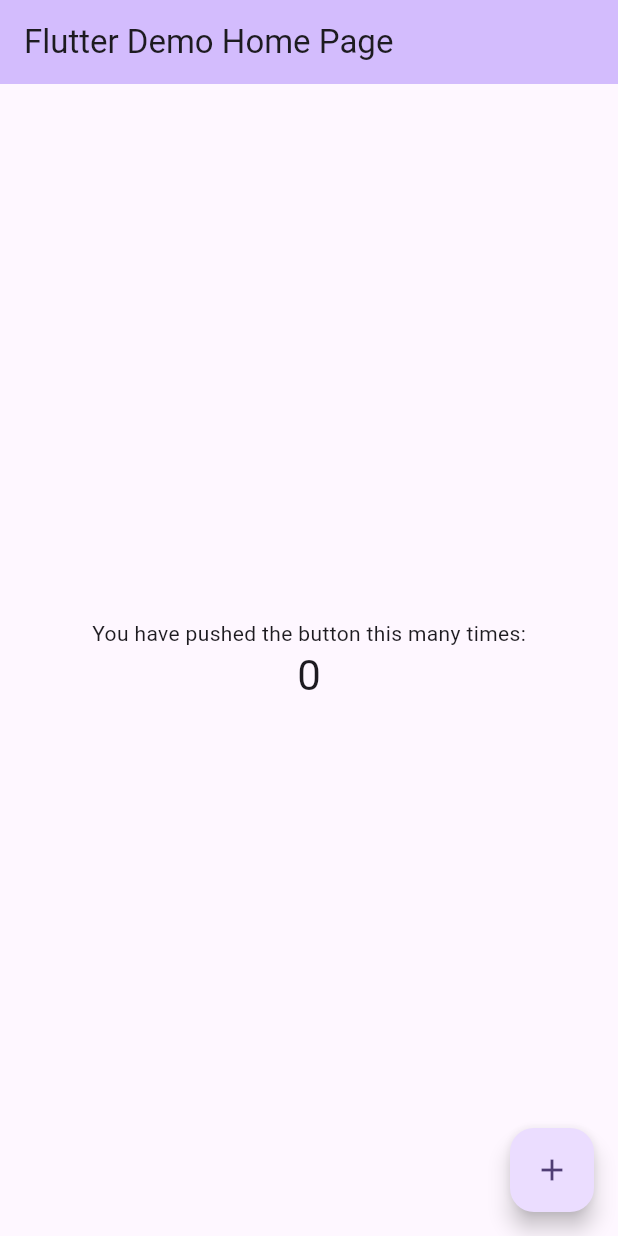
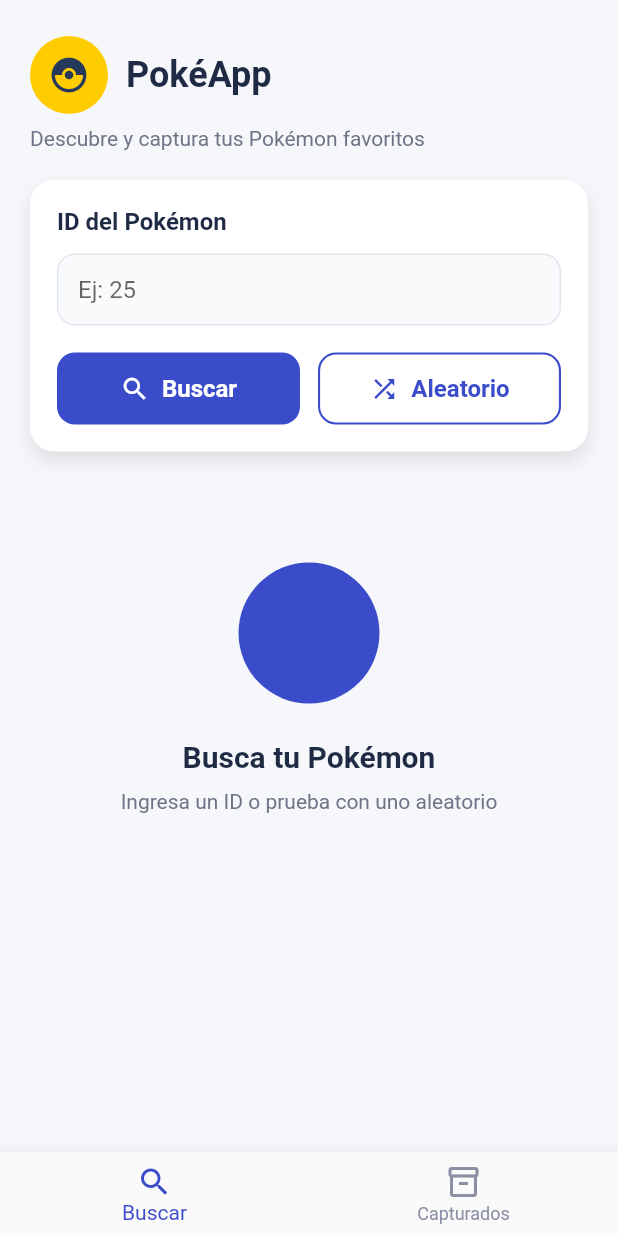
Before and after one commit to Alex-gs22/clean_architecture_poke_app, a Flutter app: the screen it shows after launch, on a phone screen of 412 x 824 dp. Run offline on Flutter 3.47's test engine with Material 3 defaults, Android fonts, the phone set to English and light mode, and no system bars; our stand-ins replace dartz, dio, flutter_bloc, get_it, hive_flutter; accounts and stored records are empty.

Commit message:
Implement search functionality for Pokémon; add BLoC for state management and UI components

```diff
--- a/lib/features/pokemons/presentation/bloc/search_pokemon_bloc.dart
+++ b/lib/features/pokemons/presentation/bloc/search_pokemon_bloc.dart
@@ -1,4 +1,48 @@
+import 'package:clean_architecture_poke_app/core/utils/utils.dart';
 import 'package:clean_architecture_poke_app/features/pokemons/domain/entities/pokemon.dart';
+import 'package:clean_architecture_poke_app/features/pokemons/domain/use_cases/search_pokemon.dart';
+import 'package:flutter_bloc/flutter_bloc.dart';
 
 part 'search_pokemon_event.dart';
 part 'search_pokemon_state.dart';
+
+class SearchPokemonBloc extends Bloc<SearchPokemonEvent, SearchPokemonState> {
+  SearchPokemonBloc({required this.searchPokemonUseCase})
+      : super(SearchPokemonInitial()) {
+    on<SearchPokemonRequested>(_onSearchPokemonRequested);
+    on<SearchPokemonRandomRequested>(_onSearchPokemonRandomRequested);
+    on<SearchPokemonReset>(_onSearchPokemonReset);
+  }
+
+  final SearchPokemonUseCase searchPokemonUseCase;
+
+  Future<void> _onSearchPokemonRequested(
+    SearchPokemonRequested event,
+    Emitter<SearchPokemonState> emit,
+  ) async {
+    if (event.id <= 0) {
+      emit(SearchPokemonError('Ingresa un ID válido'));
+      return;
+    }
+    emit(SearchPokemonLoading());
+    final result = await searchPokemonUseCase(event.id);
+    result.fold(
+      (failure) => emit(SearchPokemonError('No pudimos encontrar el Pokémon')),
+      (pokemon) => emit(SearchPokemonSuccess(pokemon)),
+    );
+  }
+
+  Future<void> _onSearchPokemonRandomRequested(
+    SearchPokemonRandomRequested event,
+    Emitter<SearchPokemonState> emit,
+  ) async {
+    add(SearchPokemonRequested(randomPokemonId));
+  }
+
+  void _onSearchPokemonReset(
+    SearchPokemonReset event,
+    Emitter<SearchPokemonState> emit,
+  ) {
+    emit(SearchPokemonInitial());
+  }
+}
--- a/lib/features/pokemons/presentation/bloc/search_pokemon_event.dart
+++ b/lib/features/pokemons/presentation/bloc/search_pokemon_event.dart
@@ -2,10 +2,11 @@ part of 'search_pokemon_bloc.dart';
 
 sealed class SearchPokemonEvent {}
 
-class OnSearchPokemon extends SearchPokemonEvent {}
+class SearchPokemonRequested extends SearchPokemonEvent {
+  SearchPokemonRequested(this.id);
+  final int id;
+}
 
-class OnCapturedPokemon extends SearchPokemonEvent {
-  final Pokemon pokemon;
+class SearchPokemonRandomRequested extends SearchPokemonEvent {}
 
-  OnCapturedPokemon({required this.pokemon});
-}
+class SearchPokemonReset extends SearchPokemonEvent {}
--- a/lib/features/pokemons/presentation/bloc/search_pokemon_state.dart
+++ b/lib/features/pokemons/presentation/bloc/search_pokemon_state.dart
@@ -1 +1,17 @@
 part of 'search_pokemon_bloc.dart';
+
+sealed class SearchPokemonState {}
+
+class SearchPokemonInitial extends SearchPokemonState {}
+
+class SearchPokemonLoading extends SearchPokemonState {}
+
+class SearchPokemonSuccess extends SearchPokemonState {
+  SearchPokemonSuccess(this.pokemon);
+  final Pokemon pokemon;
+}
+
+class SearchPokemonError extends SearchPokemonState {
+  SearchPokemonError(this.message);
+  final String message;
+}
--- /dev/null
+++ b/lib/features/pokemons/presentation/pages/search_pokemon_page.dart
@@ -0,0 +1,86 @@
+import 'package:clean_architecture_poke_app/core/utils/utils.dart';
+import 'package:clean_architecture_poke_app/features/pokemons/presentation/bloc/search_pokemon_bloc.dart';
+import 'package:clean_architecture_poke_app/features/pokemons/presentation/widgets/search_bottom_nav_bar.dart';
+import 'package:clean_architecture_poke_app/features/pokemons/presentation/widgets/search_header.dart';
+import 'package:clean_architecture_poke_app/features/pokemons/presentation/widgets/search_input_card.dart';
+import 'package:clean_architecture_poke_app/features/pokemons/presentation/widgets/search_result_area.dart';
+import 'package:flutter/material.dart';
+import 'package:flutter_bloc/flutter_bloc.dart';
+
+class SearchPokemonPage extends StatefulWidget {
+  const SearchPokemonPage({super.key});
+
+  @override
+  State<SearchPokemonPage> createState() => _SearchPokemonPageState();
+}
+
+class _SearchPokemonPageState extends State<SearchPokemonPage> {
+  final TextEditingController _controller = TextEditingController();
+
+  @override
+  void dispose() {
+    _controller.dispose();
+    super.dispose();
+  }
+
+  @override
+  Widget build(BuildContext context) {
+    return Scaffold(
+      backgroundColor: const Color(0xFFF6F7FB),
+      body: SafeArea(
+        child: LayoutBuilder(
+          builder: (context, constraints) {
+            final double maxWidth =
+                constraints.maxWidth > 520 ? 480 : constraints.maxWidth;
+            return SingleChildScrollView(
+              padding: EdgeInsets.symmetric(
+                horizontal:
+                    constraints.maxWidth > 520
+                        ? (constraints.maxWidth - maxWidth) / 2
+                        : 20,
+                vertical: 24,
+              ),
+              child: Column(
+                crossAxisAlignment: CrossAxisAlignment.start,
+                children: [
+                  const SearchHeader(),
+                  const SizedBox(height: 20),
+                  SearchInputCard(
+                    controller: _controller,
+                    onSearch: () => _onSearch(context),
+                    onRandom: () => _onRandom(context),
+                  ),
+                  const SizedBox(height: 32),
+                  const SearchResultArea(),
+                ],
+              ),
+            );
+          },
+        ),
+      ),
+      bottomNavigationBar: const SearchBottomNavBar(),
+    );
+  }
+
+  void _onSearch(BuildContext context) {
+    final raw = _controller.text.trim();
+    if (raw.isEmpty) {
+      context.read<SearchPokemonBloc>().add(SearchPokemonReset());
+      return;
+    }
+    final id = int.tryParse(raw);
+    if (id == null) {
+      context.read<SearchPokemonBloc>().add(SearchPokemonReset());
+      ScaffoldMessenger.of(
+        context,
+      ).showSnackBar(const SnackBar(content: Text('Ingresa un ID válido')));
+      return;
+    }
+    context.read<SearchPokemonBloc>().add(SearchPokemonRequested(id));
+  }
+
+  void _onRandom(BuildContext context) {
+    _controller.text = randomPokemonId.toString();
+    context.read<SearchPokemonBloc>().add(SearchPokemonRandomRequested());
+  }
+}
--- /dev/null
+++ b/lib/features/pokemons/presentation/widgets/search_bottom_nav_bar.dart
@@ -0,0 +1,22 @@
+import 'package:flutter/material.dart';
+
+class SearchBottomNavBar extends StatelessWidget {
+  const SearchBottomNavBar({super.key});
+
+  @override
+  Widget build(BuildContext context) {
+    return BottomNavigationBar(
+      currentIndex: 0,
+      onTap: (_) {},
+      selectedItemColor: const Color(0xFF3B4CCA),
+      unselectedItemColor: const Color(0xFF8A8FA3),
+      items: const [
+        BottomNavigationBarItem(icon: Icon(Icons.search), label: 'Buscar'),
+        BottomNavigationBarItem(
+          icon: Icon(Icons.inventory_2_outlined),
+          label: 'Capturados',
+        ),
+      ],
+    );
+  }
+}
--- /dev/null
+++ b/lib/features/pokemons/presentation/widgets/search_header.dart
@@ -0,0 +1,47 @@
+import 'package:flutter/material.dart';
+
+class SearchHeader extends StatelessWidget {
+  const SearchHeader({super.key});
+
+  @override
+  Widget build(BuildContext context) {
+    final theme = Theme.of(context);
+    return Column(
+      crossAxisAlignment: CrossAxisAlignment.start,
+      children: [
+        Row(
+          children: [
+            Container(
+              width: 52,
+              height: 52,
+              decoration: const BoxDecoration(
+                color: Color(0xFFFFCC00),
+                shape: BoxShape.circle,
+              ),
+              child: const Icon(
+                Icons.catching_pokemon,
+                color: Color(0xFF26395A),
+                size: 28,
+              ),
+            ),
+            const SizedBox(width: 12),
+            Text(
+              'PokéApp',
+              style: theme.textTheme.headlineSmall?.copyWith(
+                fontWeight: FontWeight.w700,
+                color: const Color(0xFF1F2A44),
+              ),
+            ),
+          ],
+        ),
+        const SizedBox(height: 8),
+        Text(
+          'Descubre y captura tus Pokémon favoritos',
+          style: theme.textTheme.bodyMedium?.copyWith(
+            color: const Color(0xFF6E7385),
+          ),
+        ),
+      ],
+    );
+  }
+}
--- /dev/null
+++ b/lib/features/pokemons/presentation/widgets/search_input_card.dart
@@ -0,0 +1,116 @@
+import 'package:flutter/material.dart';
+
+class SearchInputCard extends StatelessWidget {
+  const SearchInputCard({
+    super.key,
+    required this.controller,
+    required this.onSearch,
+    required this.onRandom,
+  });
+
+  final TextEditingController controller;
+  final VoidCallback onSearch;
+  final VoidCallback onRandom;
+
+  @override
+  Widget build(BuildContext context) {
+    final theme = Theme.of(context);
+    return Container(
+      padding: const EdgeInsets.all(18),
+      decoration: BoxDecoration(
+        color: Colors.white,
+        borderRadius: BorderRadius.circular(16),
+        boxShadow: const [
+          BoxShadow(
+            color: Color(0x1A000000),
+            blurRadius: 10,
+            offset: Offset(0, 6),
+          ),
+        ],
+      ),
+      child: Column(
+        crossAxisAlignment: CrossAxisAlignment.start,
+        children: [
+          Text(
+            'ID del Pokémon',
+            style: theme.textTheme.titleMedium?.copyWith(
+              fontWeight: FontWeight.w600,
+              color: const Color(0xFF1F2A44),
+            ),
+          ),
+          const SizedBox(height: 12),
+          TextField(
+            controller: controller,
+            keyboardType: TextInputType.number,
+            decoration: InputDecoration(
+              hintText: 'Ej: 25',
+              filled: true,
+              fillColor: const Color(0xFFF9FAFB),
+              contentPadding: const EdgeInsets.symmetric(
+                horizontal: 14,
+                vertical: 14,
+              ),
+              enabledBorder: OutlineInputBorder(
+                borderRadius: BorderRadius.circular(12),
+                borderSide: const BorderSide(color: Color(0xFFE2E6EE)),
+              ),
+              focusedBorder: OutlineInputBorder(
+                borderRadius: BorderRadius.circular(12),
+                borderSide: const BorderSide(
+                  color: Color(0xFF3B4CCA),
+                  width: 1.5,
+                ),
+              ),
+            ),
+          ),
+          const SizedBox(height: 18),
+          Row(
+            children: [
+              Expanded(
+                child: ElevatedButton.icon(
+                  onPressed: onSearch,
+                  style: ElevatedButton.styleFrom(
+                    backgroundColor: const Color(0xFF3B4CCA),
+                    foregroundColor: Colors.white,
+                    padding: const EdgeInsets.symmetric(vertical: 14),
+                    shape: RoundedRectangleBorder(
+                      borderRadius: BorderRadius.circular(12),
+                    ),
+                    elevation: 0,
+                  ),
+                  icon: const Icon(Icons.search, size: 20),
+                  label: const Text(
+                    'Buscar',
+                    style: TextStyle(fontWeight: FontWeight.w600, fontSize: 16),
+                  ),
+                ),
+              ),
+              const SizedBox(width: 12),
+              Expanded(
+                child: OutlinedButton.icon(
+                  onPressed: onRandom,
+                  style: OutlinedButton.styleFrom(
+                    foregroundColor: const Color(0xFF3B4CCA),
+                    side: const BorderSide(
+                      color: Color(0xFF3B4CCA),
+                      width: 1.4,
+                    ),
+                    padding: const EdgeInsets.symmetric(vertical: 14),
+                    shape: RoundedRectangleBorder(
+                      borderRadius: BorderRadius.circular(12),
+                    ),
+                  ),
+                  icon: const Icon(Icons.shuffle, size: 20),
+                  label: const Text(
+                    'Aleatorio',
+                    style: TextStyle(fontWeight: FontWeight.w600, fontSize: 16),
+                  ),
+                ),
+              ),
+            ],
+          ),
+        ],
+      ),
+    );
+  }
+}
--- /dev/null
+++ b/lib/features/pokemons/presentation/widgets/search_result_area.dart
@@ -0,0 +1,83 @@
+import 'package:clean_architecture_poke_app/features/pokemons/presentation/bloc/search_pokemon_bloc.dart';
+import 'package:clean_architecture_poke_app/features/pokemons/presentation/widgets/pokemon_card.dart';
+import 'package:flutter/material.dart';
+import 'package:flutter_bloc/flutter_bloc.dart';
+
+class SearchResultArea extends StatelessWidget {
+  const SearchResultArea({super.key});
+
+  @override
+  Widget build(BuildContext context) {
+    final theme = Theme.of(context);
+    return BlocBuilder<SearchPokemonBloc, SearchPokemonState>(
+      builder: (context, state) {
+        if (state is SearchPokemonLoading) {
+          return const Center(child: CircularProgressIndicator());
+        }
+        if (state is SearchPokemonError) {
+          return Center(
+            child: Column(
+              mainAxisAlignment: MainAxisAlignment.center,
+              crossAxisAlignment: CrossAxisAlignment.center,
+              children: [
+                const SizedBox(height: 40),
+                const Icon(
+                  Icons.info_outline,
+                  color: Color(0xFF3B4CCA),
+                  size: 40,
+                ),
+                const SizedBox(height: 12),
+                Text(
+                  state.message,
+                  style: theme.textTheme.titleMedium?.copyWith(
+                    color: const Color(0xFF1F2A44),
+                    fontWeight: FontWeight.w600,
+                  ),
+                  textAlign: TextAlign.center,
+                ),
+              ],
+            ),
+          );
+        }
+        if (state is SearchPokemonSuccess) {
+          return PokemonCard(pokemon: state.pokemon);
+        }
+        return Center(
+          child: Column(
+            crossAxisAlignment: CrossAxisAlignment.center,
+            mainAxisAlignment: MainAxisAlignment.center,
+            children: [
+              const SizedBox(height: 42),
+              Container(
+                width: 94,
+                height: 94,
+                decoration: const BoxDecoration(
+                  color: Color(0xFF3B4CCA),
+                  shape: BoxShape.circle,
+                ),
+              ),
+              const SizedBox(height: 24),
+              Text(
+                'Busca tu Pokémon',
+                style: theme.textTheme.titleMedium?.copyWith(
+                  fontSize: 20,
+                  fontWeight: FontWeight.w700,
+                  color: const Color(0xFF1F2A44),
+                ),
+                textAlign: TextAlign.center,
+              ),
+              const SizedBox(height: 10),
+              Text(
+                'Ingresa un ID o prueba con uno aleatorio',
+                style: theme.textTheme.bodyMedium?.copyWith(
+                  color: const Color(0xFF6E7385),
+                ),
+                textAlign: TextAlign.center,
+              ),
+            ],
+          ),
+        );
+      },
+    );
+  }
+}
--- a/lib/main.dart
+++ b/lib/main.dart
@@ -1,125 +1,33 @@
 import 'package:clean_architecture_poke_app/injection.dart';
+import 'package:clean_architecture_poke_app/features/pokemons/presentation/bloc/search_pokemon_bloc.dart';
+import 'package:clean_architecture_poke_app/features/pokemons/presentation/pages/search_pokemon_page.dart';
 import 'package:flutter/material.dart';
+import 'package:flutter_bloc/flutter_bloc.dart';
 
 Future<void> main() async {
   WidgetsFlutterBinding.ensureInitialized();
   await initDependencies();
-  runApp(const MyApp());
+  runApp(const PokeApp());
 }
 
-class MyApp extends StatelessWidget {
-  const MyApp({super.key});
+class PokeApp extends StatelessWidget {
+  const PokeApp({super.key});
 
-  // This widget is the root of your application.
   @override
   Widget build(BuildContext context) {
+    final Color primary = const Color(0xFF3B4CCA);
     return MaterialApp(
-      title: 'Flutter Demo',
+      debugShowCheckedModeBanner: false,
+      title: 'PokéApp',
       theme: ThemeData(
-        // This is the theme of your application.
-        //
-        // TRY THIS: Try running your application with "flutter run". You'll see
-        // the application has a purple toolbar. Then, without quitting the app,
-        // try changing the seedColor in the colorScheme below to Colors.green
-        // and then invoke "hot reload" (save your changes or press the "hot
-        // reload" button in a Flutter-supported IDE, or press "r" if you used
-        // the command line to start the app).
-        //
-        // Notice that the counter didn't reset back to zero; the application
-        // state is not lost during the reload. To reset the state, use hot
-        // restart instead.
-        //
-        // This works for code too, not just values: Most code changes can be
-        // tested with just a hot reload.
-        colorScheme: ColorScheme.fromSeed(seedColor: Colors.deepPurple),
+        colorScheme: ColorScheme.fromSeed(seedColor: primary),
+        scaffoldBackgroundColor: const Color(0xFFF6F7FB),
+        useMaterial3: false,
       ),
-      home: const MyHomePage(title: 'Flutter Demo Home Page'),
+      home: BlocProvider(
+        create: (_) => SearchPokemonBloc(searchPokemonUseCase: getIt()),
+        child: const SearchPokemonPage(),
+      ),
     );
   }
 }
-
-class MyHomePage extends StatefulWidget {
-  const MyHomePage({super.key, required this.title});
-
-  // This widget is the home page of your application. It is stateful, meaning
-  // that it has a State object (defined below) that contains fields that affect
-  // how it looks.
-
-  // This class is the configuration for the state. It holds the values (in this
-  // case the title) provided by the parent (in this case the App widget) and
-  // used by the build method of the State. Fields in a Widget subclass are
-  // always marked "final".
-
-  final String title;
-
-  @override
-  State<MyHomePage> createState() => _MyHomePageState();
-}
-
-class _MyHomePageState extends State<MyHomePage> {
-  int _counter = 0;
-
-  void _incrementCounter() {
-    setState(() {
-      // This call to setState tells the Flutter framework that something has
-      // changed in this State, which causes it to rerun the build method below
-      // so that the display can reflect the updated values. If we changed
-      // _counter without calling setState(), then the build method would not be
-      // called again, and so nothing would appear to happen.
-      _counter++;
-    });
-  }
-
-  @override
-  Widget build(BuildContext context) {
-    // This method is rerun every time setState is called, for instance as done
-    // by the _incrementCounter method above.
-    //
-    // The Flutter framework has been optimized to make rerunning build methods
-    // fast, so that you can just rebuild anything that needs updating rather
-    // than having to individually change instances of widgets.
-    return Scaffold(
-      appBar: AppBar(
-        // TRY THIS: Try changing the color here to a specific color (to
-        // Colors.amber, perhaps?) and trigger a hot reload to see the AppBar
-        // change color while the other colors stay the same.
-        backgroundColor: Theme.of(context).colorScheme.inversePrimary,
-        // Here we take the value from the MyHomePage object that was created by
-        // the App.build method, and use it to set our appbar title.
-        title: Text(widget.title),
-      ),
-      body: Center(
-        // Center is a layout widget. It takes a single child and positions it
-        // in the middle of the parent.
-        child: Column(
-          // Column is also a layout widget. It takes a list of children and
-          // arranges them vertically. By default, it sizes itself to fit its
-          // children horizontally, and tries to be as tall as its parent.
-          //
-          // Column has various properties to control how it sizes itself and
-          // how it positions its children. Here we use mainAxisAlignment to
-          // center the children vertically; the main axis here is the vertical
-          // axis because Columns are vertical (the cross axis would be
-          // horizontal).
-          //
-          // TRY THIS: Invoke "debug painting" (choose the "Toggle Debug Paint"
-          // action in the IDE, or press "p" in the console), to see the
-          // wireframe for each widget.
-          mainAxisAlignment: MainAxisAlignment.center,
-          children: <Widget>[
-            const Text('You have pushed the button this many times:'),
-            Text(
-              '$_counter',
-              style: Theme.of(context).textTheme.headlineMedium,
-            ),
-          ],
-        ),
-      ),
-      floatingActionButton: FloatingActionButton(
-        onPressed: _incrementCounter,
-        tooltip: 'Increment',
-        child: const Icon(Icons.add),
-      ), // This trailing comma makes auto-formatting nicer for build methods.
-    );
-  }
-}
```
Also changed, not shown: lib/features/pokemons/presentation/widgets/pokemon_card.dart (added, +177 -0 lines), 1 other file.
